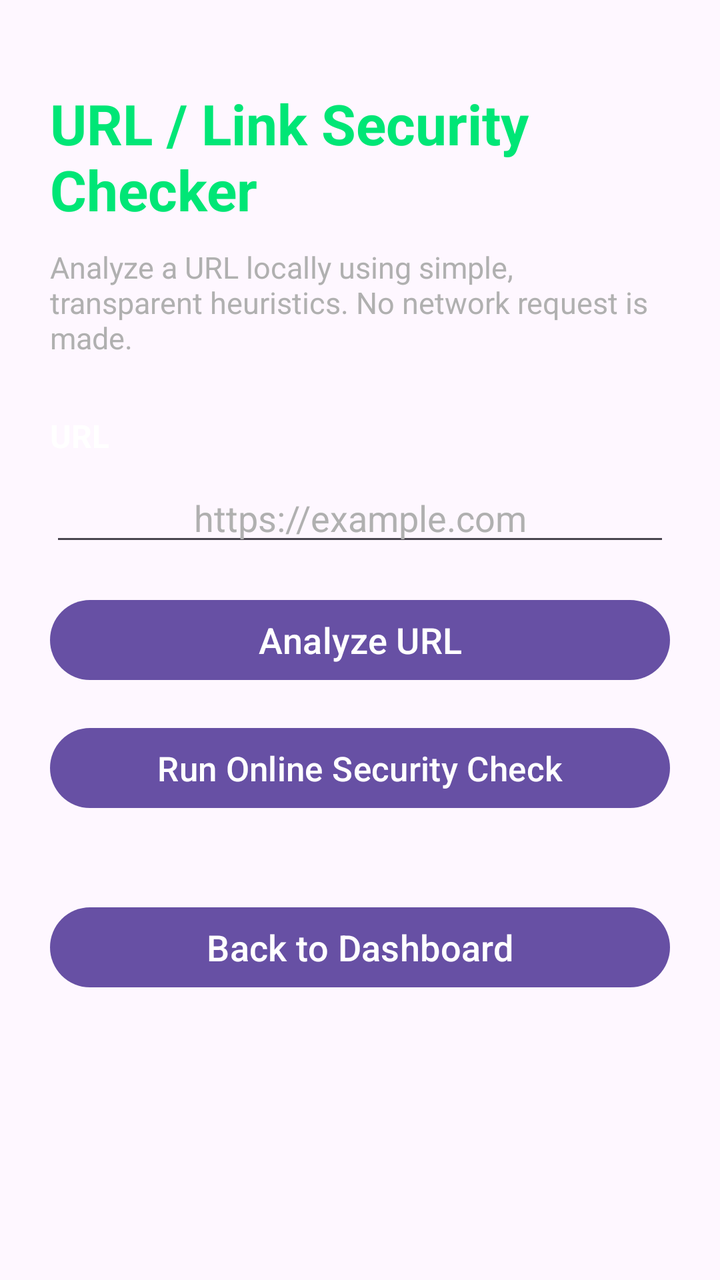
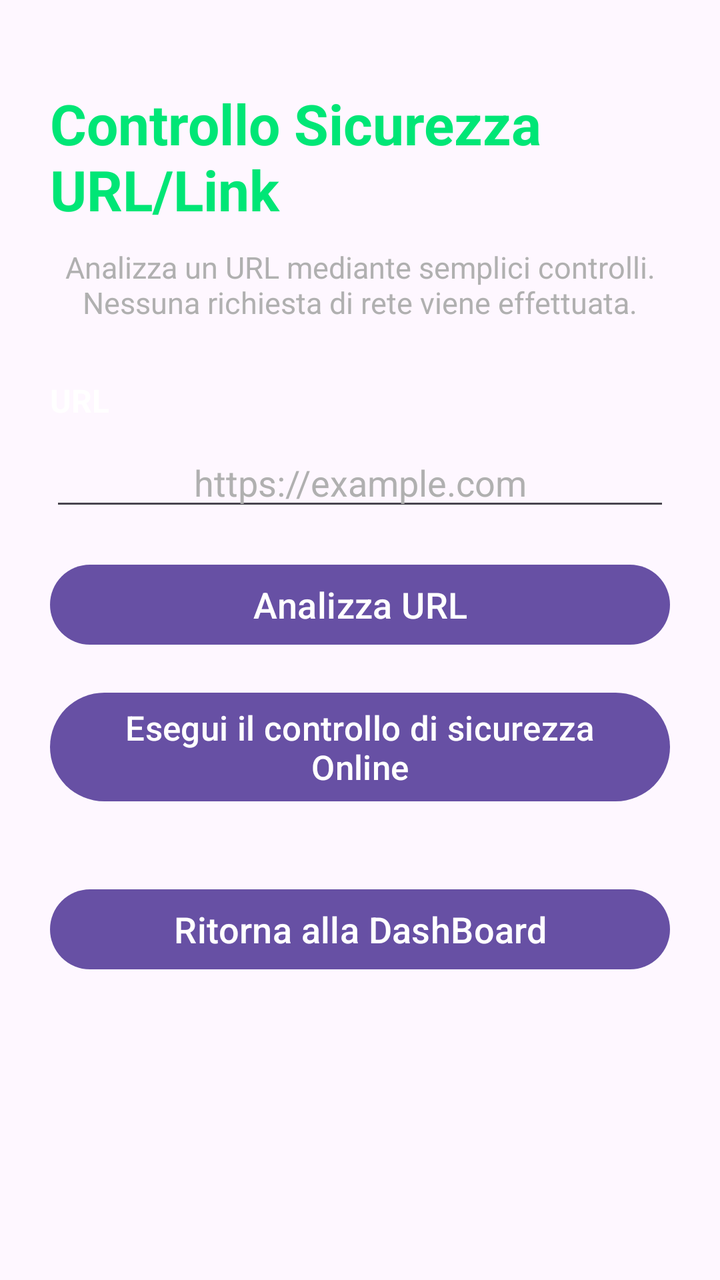

Two renders of the same Android screen: before a commit and after it. Below are the layout's source before the change and the commit's diff.
<!-- AndroidManifest.xml: application theme Theme.AegisNet -->
<!-- res/layout/url_security_activity_layout.xml -->
<?xml version="1.0" encoding="utf-8"?>
<ScrollView
    xmlns:android="http://schemas.android.com/apk/res/android"
    xmlns:app="http://schemas.android.com/apk/res-auto"
    android:layout_width="match_parent"
    android:layout_height="match_parent"
    android:fillViewport="true">

    <androidx.constraintlayout.widget.ConstraintLayout
        android:layout_width="match_parent"
        android:layout_height="wrap_content"
        android:padding="25dp">

        <TextView
            android:id="@+id/tvUrlCheckerTitle"
            android:layout_width="0dp"
            android:layout_height="wrap_content"
            android:layout_marginTop="18dp"
            android:text="@string/url_checker"
            android:textColor="@color/aegis_green"
            android:textSize="28sp"
            android:textStyle="bold"
            app:layout_constraintEnd_toEndOf="parent"
            app:layout_constraintStart_toStartOf="parent"
            app:layout_constraintTop_toTopOf="parent" />

        <TextView
            android:id="@+id/tvUrlCheckerDescription"
            android:layout_width="0dp"
            android:layout_height="wrap_content"
            android:layout_marginTop="10dp"
            android:text="@string/url_checker_description"
            android:textColor="@color/aegis_gray"
            android:textSize="15sp"
            app:layout_constraintEnd_toEndOf="parent"
            app:layout_constraintStart_toStartOf="parent"
            app:layout_constraintTop_toBottomOf="@id/tvUrlCheckerTitle" />

        <TextView
            android:id="@+id/tvUrlInputLabel"
            android:layout_width="wrap_content"
            android:layout_height="wrap_content"
            android:layout_marginTop="28dp"
            android:text="@string/url_input_label"
            android:textColor="@color/aegis_white"
            android:textSize="16sp"
            android:textStyle="bold"
            app:layout_constraintStart_toStartOf="parent"
            app:layout_constraintTop_toBottomOf="@id/tvUrlCheckerDescription" />

        <EditText
            android:id="@+id/etUrl"
            android:layout_width="0dp"
            android:layout_height="wrap_content"
            android:layout_marginTop="8dp"
            android:hint="@string/url_input_hint"
            android:inputType="textUri"
            android:maxLines="2"
            android:textColor="@color/aegis_white"
            android:textColorHint="@color/aegis_gray"
            app:layout_constraintEnd_toEndOf="parent"
            app:layout_constraintStart_toStartOf="parent"
            app:layout_constraintTop_toBottomOf="@id/tvUrlInputLabel"
            android:gravity="center_horizontal"/>

        <TextView
            android:id="@+id/tvInputError"
            android:layout_width="0dp"
            android:layout_height="wrap_content"
            android:layout_marginTop="6dp"
            android:textColor="#FF6B6B"
            android:textSize="13sp"
            android:visibility="gone"
            app:layout_constraintEnd_toEndOf="parent"
            app:layout_constraintStart_toStartOf="parent"
            app:layout_constraintTop_toBottomOf="@id/etUrl" />

        <Button
            android:id="@+id/btnAnalyzeUrl"
            android:layout_width="0dp"
            android:layout_height="wrap_content"
            android:layout_marginTop="18dp"
            android:text="@string/analyze_url"
            android:textSize="18sp"
            app:layout_constraintEnd_toEndOf="parent"
            app:layout_constraintStart_toStartOf="parent"
            app:layout_constraintTop_toBottomOf="@id/tvInputError" />

        <LinearLayout
            android:id="@+id/layoutResult"
            android:layout_width="0dp"
            android:layout_height="wrap_content"
            android:layout_marginTop="28dp"
            android:background="@color/aegis_dark_surface"
            android:orientation="vertical"
            android:padding="20dp"
            android:visibility="gone"
            app:layout_constraintEnd_toEndOf="parent"
            app:layout_constraintStart_toStartOf="parent"
            app:layout_constraintTop_toBottomOf="@id/btnAnalyzeUrl">

            <TextView
                android:id="@+id/tvScore"
                android:layout_width="wrap_content"
                android:layout_height="wrap_content"
                android:textColor="@color/aegis_green"
                android:textSize="36sp"
                android:textStyle="bold" />

            <TextView
                android:id="@+id/tvRiskLevel"
                android:layout_width="wrap_content"
                android:layout_height="wrap_content"
                android:layout_marginTop="4dp"
                android:textColor="@color/aegis_green_light"
                android:textSize="20sp"
                android:textStyle="bold" />

            <TextView
                android:layout_width="wrap_content"
                android:layout_height="wrap_content"
                android:layout_marginTop="24dp"
                android:text="@string/url_checks_label"
                android:textColor="@color/aegis_white"
                android:textSize="17sp"
                android:textStyle="bold" />

            <LinearLayout
                android:id="@+id/layoutChecks"
                android:layout_width="match_parent"
                android:layout_height="wrap_content"
                android:orientation="vertical" />

            <TextView
                android:id="@+id/tvWarnings"
                android:layout_width="match_parent"
                android:layout_height="wrap_content"
                android:layout_marginTop="12dp"
                android:textColor="#FFD166"
                android:textSize="14sp" />

            <TextView
                android:id="@+id/tvHttpsExplanation"
                android:layout_width="match_parent"
                android:layout_height="wrap_content"
                android:layout_marginTop="12dp"
                android:textColor="@color/aegis_gray"
                android:textSize="14sp" />

        </LinearLayout>

        <Button
            android:id="@+id/btnBack"
            android:layout_width="0dp"
            android:layout_height="wrap_content"
            android:layout_marginTop="20dp"
            android:layout_marginBottom="32dp"
            android:text="@string/back_to_dashboard"
            android:textSize="18sp"
            app:layout_constraintBottom_toBottomOf="parent"
            app:layout_constraintEnd_toEndOf="parent"
            app:layout_constraintStart_toStartOf="parent"
            app:layout_constraintTop_toBottomOf="@id/layoutResult" />

        <Button
            android:id="@+id/btnOnlineCheck"
            android:layout_width="0dp"
            android:layout_height="wrap_content"
            android:layout_marginTop="16dp"
            android:text="@string/online_url_check"
            android:textSize="17sp"
            app:layout_constraintEnd_toEndOf="parent"
            app:layout_constraintStart_toStartOf="parent"
            app:layout_constraintTop_toBottomOf="@id/layoutResult" />

        <TextView
            android:id="@+id/tvOnlineStatus"
            android:layout_width="0dp"
            android:layout_height="wrap_content"
            android:layout_marginTop="10dp"
            android:textColor="@color/aegis_gray"
            android:textSize="14sp"
            android:visibility="gone"
            app:layout_constraintEnd_toEndOf="parent"
            app:layout_constraintStart_toStartOf="parent"
            app:layout_constraintTop_toBottomOf="@id/btnOnlineCheck" />

    </androidx.constraintlayout.widget.ConstraintLayout>

</ScrollView>
<!-- resources referenced by this layout -->
<resources>
  <color name="aegis_dark_surface">#151515</color>
  <color name="aegis_gray">#B0B0B0</color>
  <color name="aegis_green">#00E676</color>
  <color name="aegis_green_light">#69F0AE</color>
  <color name="aegis_white">#FFFFFF</color>
  <string name="analyze_url">Analyze URL</string>
  <string name="back_to_dashboard">
          Back to Dashboard
      </string>
  <string name="online_url_check">
      Run Online Security Check</string>
  <string name="url_checker">
          URL / Link Security Checker
      </string>
  <string name="url_checker_description">
          Analyze a URL locally using simple, transparent heuristics. No network request is made.</string>
  <string name="url_checks_label">Checks</string>
  <string name="url_input_hint">https://example.com</string>
  <string name="url_input_label">URL</string>
  <style name="Theme.AegisNet" parent="Base.Theme.AegisNet" />
  <style name="Base.Theme.AegisNet" parent="Theme.Material3.DayNight.NoActionBar">
          
          
      </style>
</resources>

<!-- the commit's change to res/layout/url_security_activity_layout.xml (unified diff, before → after) -->
@@ -29,19 +29,20 @@
             android:layout_width="0dp"
             android:layout_height="wrap_content"
             android:layout_marginTop="10dp"
-            android:text="@string/url_checker_description"
+            android:text="@string/url_checker_descrizione"
             android:textColor="@color/aegis_gray"
             android:textSize="15sp"
             app:layout_constraintEnd_toEndOf="parent"
             app:layout_constraintStart_toStartOf="parent"
-            app:layout_constraintTop_toBottomOf="@id/tvUrlCheckerTitle" />
+            app:layout_constraintTop_toBottomOf="@id/tvUrlCheckerTitle"
+            android:gravity="center_horizontal"/>
 
         <TextView
             android:id="@+id/tvUrlInputLabel"
             android:layout_width="wrap_content"
             android:layout_height="wrap_content"
             android:layout_marginTop="28dp"
-            android:text="@string/url_input_label"
+            android:text="@string/url_input_testo"
             android:textColor="@color/aegis_white"
             android:textSize="16sp"
             android:textStyle="bold"
@@ -53,15 +54,15 @@
             android:layout_width="0dp"
             android:layout_height="wrap_content"
             android:layout_marginTop="8dp"
-            android:hint="@string/url_input_hint"
+            android:gravity="center_horizontal"
+            android:hint="@string/url_input_suggerito"
             android:inputType="textUri"
             android:maxLines="2"
             android:textColor="@color/aegis_white"
             android:textColorHint="@color/aegis_gray"
             app:layout_constraintEnd_toEndOf="parent"
             app:layout_constraintStart_toStartOf="parent"
-            app:layout_constraintTop_toBottomOf="@id/tvUrlInputLabel"
-            android:gravity="center_horizontal"/>
+            app:layout_constraintTop_toBottomOf="@id/tvUrlInputLabel" />
 
         <TextView
             android:id="@+id/tvInputError"
@@ -80,7 +81,7 @@
             android:layout_width="0dp"
             android:layout_height="wrap_content"
             android:layout_marginTop="18dp"
-            android:text="@string/analyze_url"
+            android:text="@string/btn_analizza_url"
             android:textSize="18sp"
             app:layout_constraintEnd_toEndOf="parent"
             app:layout_constraintStart_toStartOf="parent"
@@ -155,7 +156,7 @@
             android:layout_height="wrap_content"
             android:layout_marginTop="20dp"
             android:layout_marginBottom="32dp"
-            android:text="@string/back_to_dashboard"
+            android:text="@string/btn_ritorna_DashBoard"
             android:textSize="18sp"
             app:layout_constraintBottom_toBottomOf="parent"
             app:layout_constraintEnd_toEndOf="parent"
@@ -167,7 +168,7 @@
             android:layout_width="0dp"
             android:layout_height="wrap_content"
             android:layout_marginTop="16dp"
-            android:text="@string/online_url_check"
+            android:text="@string/btn_controllo_online_name"
             android:textSize="17sp"
             app:layout_constraintEnd_toEndOf="parent"
             app:layout_constraintStart_toStartOf="parent"
<!-- resource entries referenced after the edit -->
@@ -5,20 +5,15 @@
   <color name="aegis_green">#00E676</color>
   <color name="aegis_green_light">#69F0AE</color>
   <color name="aegis_white">#FFFFFF</color>
-  <string name="analyze_url">Analyze URL</string>
-  <string name="back_to_dashboard">
-          Back to Dashboard
-      </string>
-  <string name="online_url_check">
-      Run Online Security Check</string>
-  <string name="url_checker">
-          URL / Link Security Checker
-      </string>
-  <string name="url_checker_description">
-          Analyze a URL locally using simple, transparent heuristics. No network request is made.</string>
-  <string name="url_checks_label">Checks</string>
-  <string name="url_input_hint">https://example.com</string>
-  <string name="url_input_label">URL</string>
+  <string name="btn_analizza_url">Analizza URL</string>
+  <string name="btn_controllo_online_name">Esegui il controllo di sicurezza Online</string>
+  <string name="btn_ritorna_DashBoard">Ritorna alla DashBoard</string>
+  <string name="url_checker">Controllo Sicurezza URL/Link</string>
+  <string name="url_checker_descrizione">
+          Analizza un URL mediante semplici controlli. Nessuna richiesta di rete viene effettuata.</string>
+  <string name="url_checks_label">Controlli</string>
+  <string name="url_input_suggerito">https://example.com</string>
+  <string name="url_input_testo">URL</string>
   <style name="Theme.AegisNet" parent="Base.Theme.AegisNet" />
   <style name="Base.Theme.AegisNet" parent="Theme.Material3.DayNight.NoActionBar">
           
